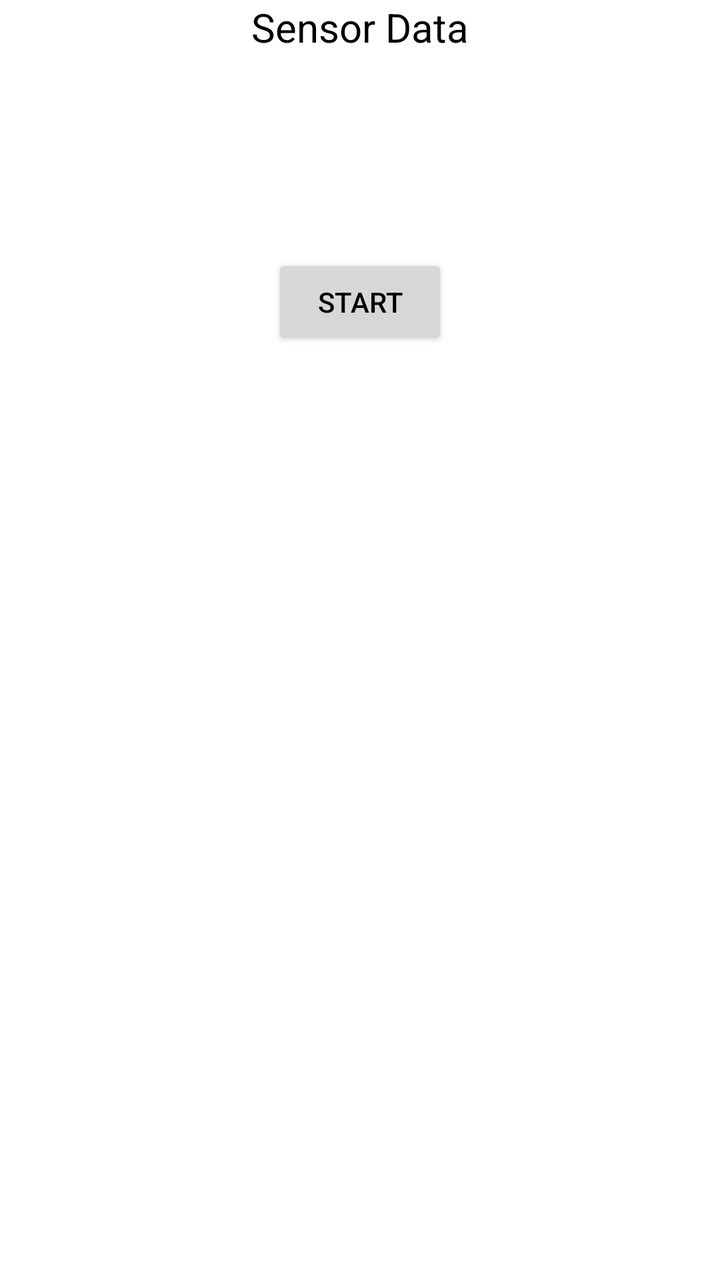
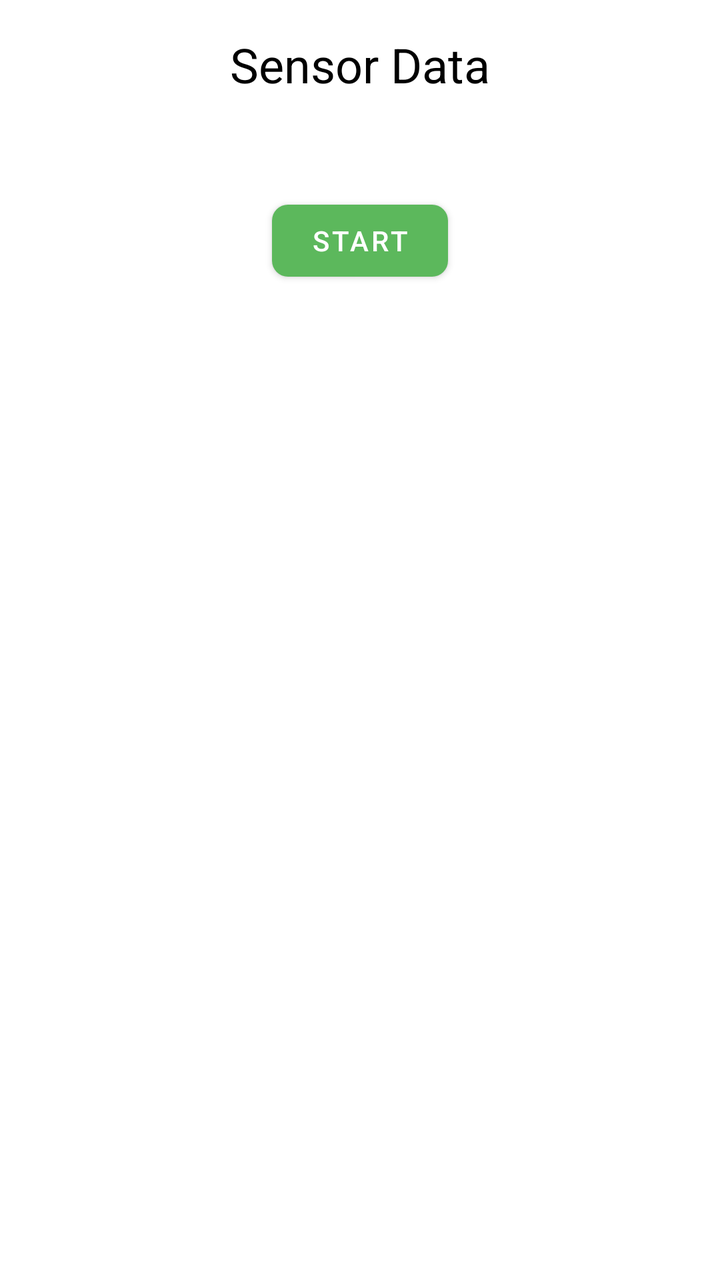

Two renders of the same Android screen: before a commit and after it. Below are the layout's source before the change and the commit's diff.
<!-- AndroidManifest.xml: application theme Theme.RealTimeHar -->
<!-- res/layout/fragment_data_acquisition.xml -->
<?xml version="1.0" encoding="utf-8"?>
<LinearLayout
    xmlns:android="http://schemas.android.com/apk/res/android"
    android:layout_width="match_parent"
    android:layout_height="match_parent"
    android:orientation="vertical"
    xmlns:app="http://schemas.android.com/apk/res-auto"
    xmlns:tools="http://schemas.android.com/tools"
    tools:context=".MainActivity">

    <ScrollView
        android:layout_width="match_parent"
        android:layout_height="wrap_content">
        <LinearLayout
            android:id="@+id/sensor_list_layout"
            android:layout_width="match_parent"
            android:layout_height="wrap_content"
            android:smoothScrollbar="true"
            android:paddingBottom="50dp"
            android:orientation="vertical">
            <TextView
                android:id="@+id/sensor_data_text_view1"
                android:layout_width="wrap_content"
                android:layout_height="wrap_content"
                android:layout_marginBottom="100dp"
                android:text="Sensor Data"
                android:textSize="20sp"
                android:layout_gravity="center_horizontal"
                />
            <LinearLayout
                android:id="@+id/chartContainer"
                android:layout_width="match_parent"
                android:layout_height="wrap_content"
                android:orientation="vertical">
            </LinearLayout>

            <Button
                android:id="@+id/start_recording_button1"
                android:layout_width="wrap_content"
                android:layout_height="wrap_content"
                android:text="@string/start_button"
                android:layout_gravity="center_horizontal"
                />

        </LinearLayout>
    </ScrollView>
</LinearLayout>
<!-- resources referenced by this layout -->
<resources>
  <string name="start_button">Start</string>
  <style name="Theme.RealTimeHar" parent="Theme.MaterialComponents.DayNight.DarkActionBar">
          
          <item name="colorPrimary">@color/realtimehar_green_500</item>
          <item name="colorPrimaryVariant">@color/realtimehar_green_700</item>
          <item name="colorOnPrimary">@color/realtimehar_white</item>
          
          <item name="colorSecondary">@color/realtimehar_teal_200</item>
          <item name="colorSecondaryVariant">@color/realtimehar_teal_700</item>
          <item name="colorOnSecondary">@color/realtimehar_black</item>
  
          
          <item name="android:windowBackground">@color/realtimehar_white</item>
  
          
          <item name="colorSurface">@color/realtimehar_white</item>
  
          
          <item name="android:textColor">@color/realtimehar_black</item>
          <item name="android:textColorPrimary">@color/realtimehar_black</item>
          <item name="android:textColorSecondary">@color/realtimehar_black</item>
          
          <item name="android:statusBarColor" tools:targetApi="l">?attr/colorPrimaryVariant</item>
          
      </style>
  <color name="realtimehar_green_500">#5CB85C</color>
  <color name="realtimehar_green_700">#388E3C</color>
  <color name="realtimehar_white">#FFFFFF</color>
  <color name="realtimehar_teal_200">#80CBC4</color>
  <color name="realtimehar_teal_700">#00796B</color>
  <color name="realtimehar_black">#000000</color>
</resources>

<!-- the commit's change to res/layout/fragment_data_acquisition.xml (unified diff, before → after) -->
@@ -1,47 +1,62 @@
 <?xml version="1.0" encoding="utf-8"?>
-<LinearLayout
+<androidx.constraintlayout.widget.ConstraintLayout
     xmlns:android="http://schemas.android.com/apk/res/android"
+    xmlns:app="http://schemas.android.com/apk/res-auto"
+    xmlns:tools="http://schemas.android.com/tools"
     android:layout_width="match_parent"
     android:layout_height="match_parent"
-    android:orientation="vertical"
-    xmlns:app="http://schemas.android.com/apk/res-auto"
-    xmlns:tools="http://schemas.android.com/tools"
     tools:context=".MainActivity">
 
     <ScrollView
-        android:layout_width="match_parent"
-        android:layout_height="wrap_content">
-        <LinearLayout
+        android:layout_width="0dp"
+        android:layout_height="0dp"
+        android:fillViewport="true"
+        app:layout_constraintTop_toTopOf="parent"
+        app:layout_constraintBottom_toBottomOf="parent"
+        app:layout_constraintStart_toStartOf="parent"
+        app:layout_constraintEnd_toEndOf="parent">
+        
+        <androidx.constraintlayout.widget.ConstraintLayout
             android:id="@+id/sensor_list_layout"
             android:layout_width="match_parent"
             android:layout_height="wrap_content"
-            android:smoothScrollbar="true"
-            android:paddingBottom="50dp"
-            android:orientation="vertical">
-            <TextView
+            android:padding="16dp">
+            
+            <com.google.android.material.textview.MaterialTextView
                 android:id="@+id/sensor_data_text_view1"
                 android:layout_width="wrap_content"
                 android:layout_height="wrap_content"
-                android:layout_marginBottom="100dp"
+                android:layout_marginBottom="24dp"
                 android:text="Sensor Data"
-                android:textSize="20sp"
-                android:layout_gravity="center_horizontal"
-                />
+                android:textAppearance="?attr/textAppearanceHeadline5"
+                android:textColor="?attr/colorOnSurface"
+                app:layout_constraintTop_toTopOf="parent"
+                app:layout_constraintStart_toStartOf="parent"
+                app:layout_constraintEnd_toEndOf="parent" />
+                
             <LinearLayout
                 android:id="@+id/chartContainer"
-                android:layout_width="match_parent"
+                android:layout_width="0dp"
                 android:layout_height="wrap_content"
-                android:orientation="vertical">
+                android:orientation="vertical"
+                android:layout_marginTop="24dp"
+                android:layout_marginBottom="24dp"
+                app:layout_constraintTop_toBottomOf="@id/sensor_data_text_view1"
+                app:layout_constraintStart_toStartOf="parent"
+                app:layout_constraintEnd_toEndOf="parent">
             </LinearLayout>
 
-            <Button
+            <com.google.android.material.button.MaterialButton
                 android:id="@+id/start_recording_button1"
                 android:layout_width="wrap_content"
                 android:layout_height="wrap_content"
+                android:layout_marginTop="24dp"
                 android:text="@string/start_button"
-                android:layout_gravity="center_horizontal"
-                />
+                app:cornerRadius="8dp"
+                app:layout_constraintTop_toBottomOf="@id/chartContainer"
+                app:layout_constraintStart_toStartOf="parent"
+                app:layout_constraintEnd_toEndOf="parent" />
 
-        </LinearLayout>
+        </androidx.constraintlayout.widget.ConstraintLayout>
     </ScrollView>
-</LinearLayout>
+</androidx.constraintlayout.widget.ConstraintLayout>
